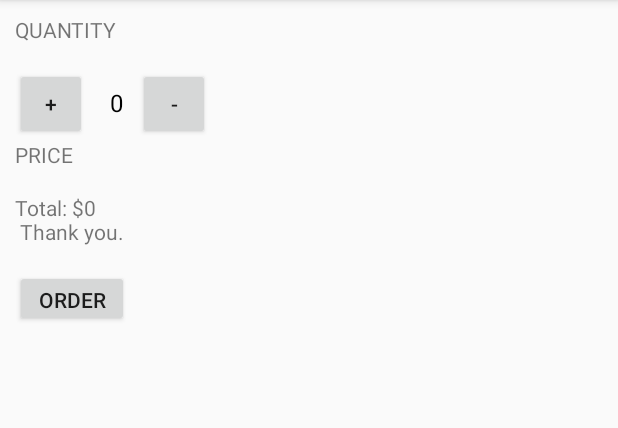
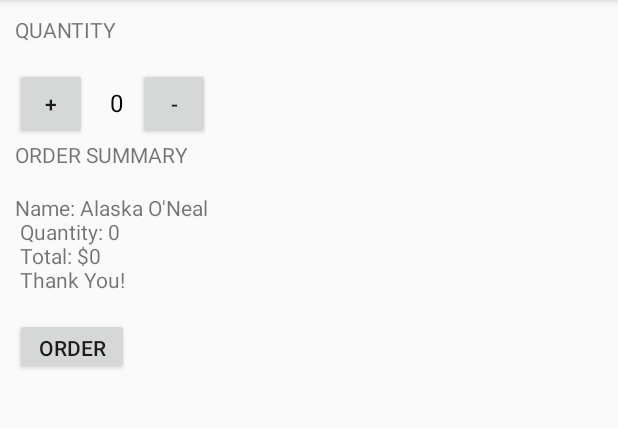
Before and after one commit to theamritanair/Applications, an Android app: the screen it shows after launch (MainActivity), after a tap on "ORDER", on a phone screen of 412 x 824 dp, the part 84-512 px from its top. Run offline under Robolectric (Android 15) with nearby library versions, the phone set to English and light mode, and no system bars.

Commit message:
Order summary added

```diff
--- a/JustJava/app/src/main/java/com/example/android/justjava/MainActivity.java
+++ b/JustJava/app/src/main/java/com/example/android/justjava/MainActivity.java
@@ -25,43 +25,49 @@ public class MainActivity extends AppCompatActivity {
      * This method is called when the order button is clicked.
      */
     public void submitOrder(View view) {
-        int price = quantity*5;
-       String priceMessage = "Total: $"+price;
-        priceMessage= priceMessage + "\n Thank you.";
-        displayMessage(priceMessage);
+        int price = calculatePrice(quantity);
+      String summaryMessage = createOrderSummary(price);
+      displayMessage(summaryMessage);
     }
 
     /**
      * This method displays the given quantity value on the screen.
      */
-    private void display(int number) {
+    private void displayQuantity(int number) {
         TextView quantityTextView = (TextView) findViewById(R.id.quantity_text_view);
         quantityTextView.setText("" + number);
     }
     /**
      * This method displays the given price on the screen.
      */
-    private void displayPrice(int number) {
-        TextView priceTextView = (TextView) findViewById(R.id.price_text_view);
-        priceTextView.setText(NumberFormat.getCurrencyInstance().format(number));
-    }
 
     public void increment(View view){
 
         quantity+=1;
-        display(quantity);
+        displayQuantity(quantity);
 
     }
     public void decrement(View view){
         quantity-=1;
-        display(quantity);
+        displayQuantity(quantity);
 
     }
     /**
      * This method displays the given text on the screen.
      */
     private void displayMessage(String message) {
-        TextView priceTextView = (TextView) findViewById(R.id.price_text_view);
-        priceTextView.setText(message);
+        TextView orderSummaryTextView = (TextView) findViewById(R.id.order_summary_text_view);
+        orderSummaryTextView.setText(message);
+    }
+    public int calculatePrice(int quantity){
+        int price = quantity*5;
+        return price;
+    }
+
+    public String createOrderSummary(int price){
+        String summaryMessage = "Name: Alaska O'Neal";
+       summaryMessage = summaryMessage + "\n Quantity: "+ quantity;
+       summaryMessage = summaryMessage +"\n Total: $" +price +"\n Thank You!";
+       return summaryMessage;
     }
 }
--- a/JustJava/app/src/main/res/layout/activity_main.xml
+++ b/JustJava/app/src/main/res/layout/activity_main.xml
@@ -46,7 +46,7 @@
         android:layout_width="wrap_content"
         android:layout_height="wrap_content"
         android:layout_marginLeft="10dp"
-        android:text="PRICE"
+        android:text="ORDER SUMMARY"
         android:layout_marginBottom="16dp"/>
 
     <TextView
@@ -54,7 +54,7 @@
         android:layout_marginLeft="10dp"
         android:layout_height="wrap_content"
         android:text=""
-        android:id="@+id/price_text_view"
+        android:id="@+id/order_summary_text_view"
        />
     <Button
         android:layout_width="76dp"
--- a/JustJava/build.gradle
+++ b/JustJava/build.gradle
@@ -7,7 +7,7 @@ buildscript {
         jcenter()
     }
     dependencies {
-        classpath 'com.android.tools.build:gradle:3.1.2'
+        classpath 'com.android.tools.build:gradle:3.1.3'
 
 
         // NOTE: Do not place your application dependencies here; they belong
```
